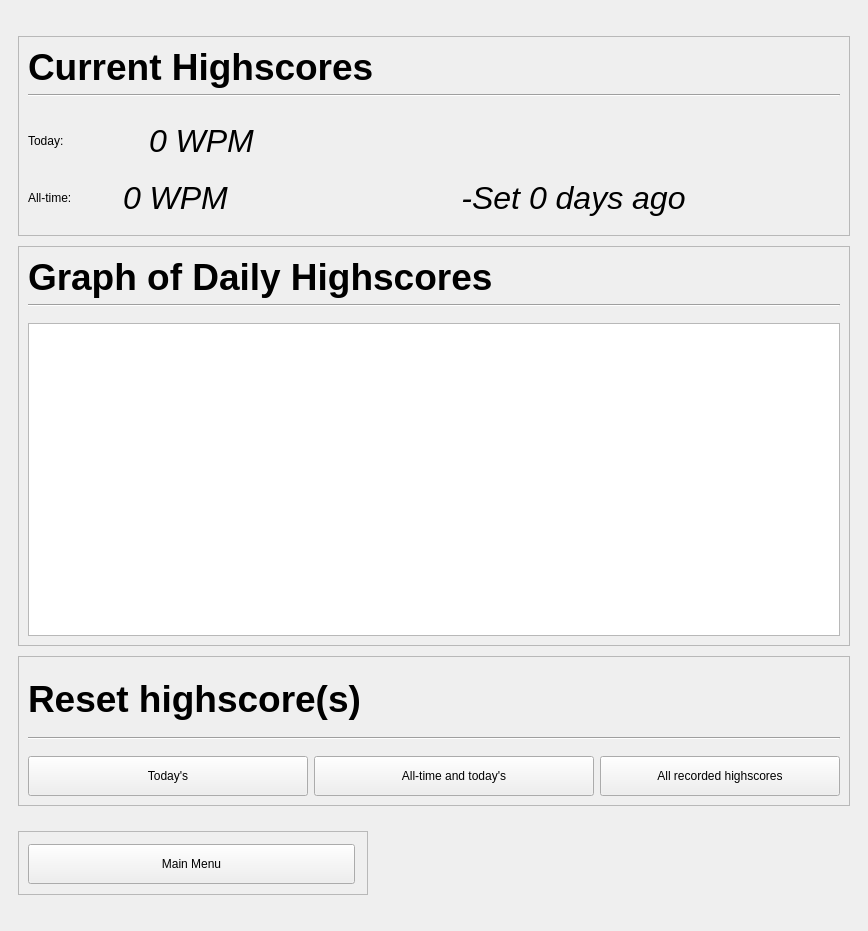
This is speed-typer/source_ui/statsWindow.ui in Rolv-Apneseth/ps-typer as Qt 5 draws it before an edit. The edited form follows.
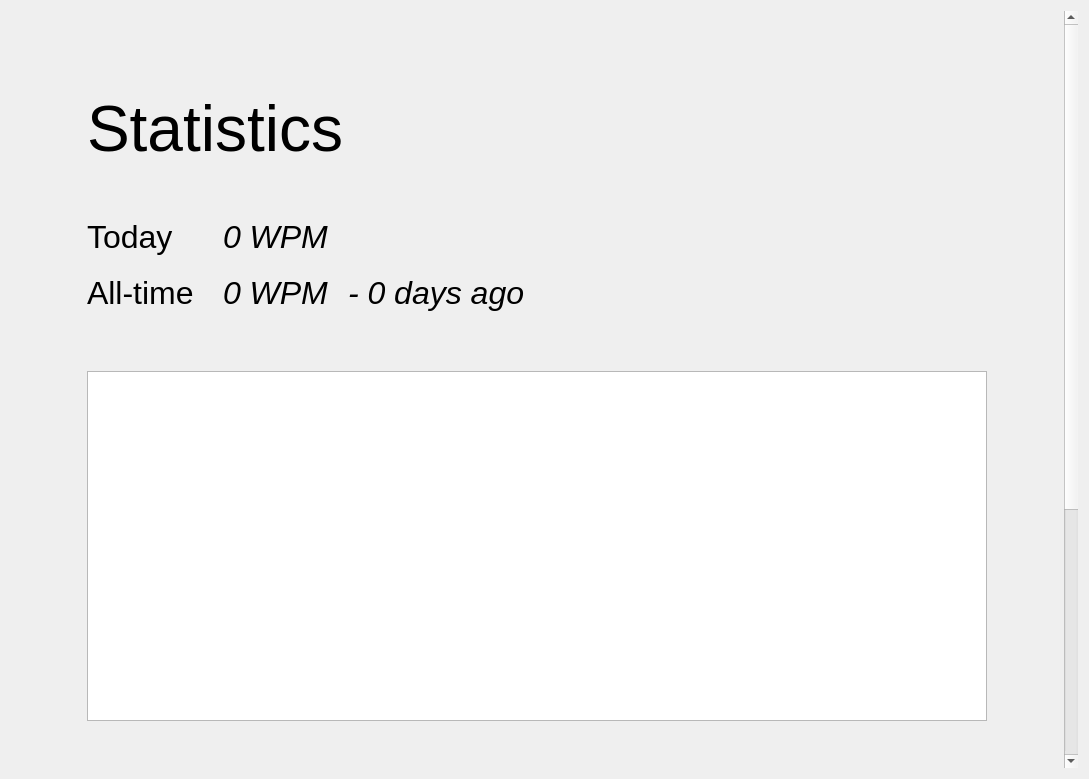
This is the edited form. Custom widgets are drawn as their Qt base class.

Commit message: Fixed up statistics window, including putting all its content in a scroll area and adding styling for scroll areas in general so I can apply them to other windows to prevent text being cut off

Diff of the .ui file:
```diff
--- a/speed-typer/source_ui/statsWindow.ui
+++ b/speed-typer/source_ui/statsWindow.ui
@@ -6,8 +6,8 @@
    <rect>
     <x>0</x>
     <y>0</y>
-    <width>868</width>
-    <height>931</height>
+    <width>1089</width>
+    <height>779</height>
    </rect>
   </property>
   <property name="windowTitle">
@@ -15,7 +15,43 @@
   </property>
   <layout class="QHBoxLayout" name="horizontalLayout_4">
    <item>
-    <spacer name="horizontalSpacer">
+    <widget class="QScrollArea" name="scrollArea">
+     <property name="minimumSize">
+      <size>
+       <width>0</width>
+       <height>0</height>
+      </size>
+     </property>
+     <property name="frameShape">
+      <enum>QFrame::NoFrame</enum>
+     </property>
+     <property name="frameShadow">
+      <enum>QFrame::Plain</enum>
+     </property>
+     <property name="widgetResizable">
+      <bool>true</bool>
+     </property>
+     <widget class="QWidget" name="scrollAreaWidgetContents_2">
+      <property name="geometry">
+       <rect>
+        <x>0</x>
+        <y>0</y>
+        <width>1054</width>
+        <height>1140</height>
+       </rect>
+      </property>
+      <property name="minimumSize">
+       <size>
+        <width>950</width>
+        <height>1140</height>
+       </size>
+      </property>
+      <property name="styleSheet">
+       <string notr="true"/>
+      </property>
+      <layout class="QHBoxLayout" name="horizontalLayout_3">
+       <item>
+        <spacer name="horizontalSpacer_2">
      <property name="orientation">
       <enum>Qt::Horizontal</enum>
      </property>
@@ -55,7 +91,7 @@
       </spacer>
      </item>
      <item>
-      <widget class="QFrame" name="frameCurrent">
+          <widget class="QLabel" name="labelStatistics">
        <property name="sizePolicy">
         <sizepolicy hsizetype="Expanding" vsizetype="Preferred">
          <horstretch>0</horstretch>
@@ -65,32 +101,16 @@
        <property name="minimumSize">
         <size>
          <width>0</width>
-         <height>200</height>
-        </size>
-       </property>
-       <property name="frameShape">
-        <enum>QFrame::StyledPanel</enum>
-       </property>
-       <property name="frameShadow">
-        <enum>QFrame::Raised</enum>
-       </property>
-       <layout class="QVBoxLayout" name="verticalLayout_5">
-        <item>
-         <layout class="QVBoxLayout" name="verticalLayout_3">
-          <item>
-           <widget class="QLabel" name="labelCurrentHighscores">
-            <property name="styleSheet">
-             <string notr="true">font-weight: bold; font-size: 28pt;</string>
+             <height>80</height>
+            </size>
+           </property>
+           <property name="font">
+            <font>
+             <pointsize>48</pointsize>
+            </font>
             </property>
             <property name="text">
-             <string>Current Highscores</string>
-            </property>
-           </widget>
-          </item>
-          <item>
-           <widget class="Line" name="line">
-            <property name="orientation">
-             <enum>Qt::Horizontal</enum>
+            <string>Statistics</string>
             </property>
            </widget>
           </item>
@@ -105,37 +125,21 @@
             <property name="sizeHint" stdset="0">
              <size>
               <width>20</width>
-              <height>10</height>
+             <height>40</height>
              </size>
             </property>
            </spacer>
           </item>
           <item>
-           <layout class="QHBoxLayout" name="horizontalLayout_2">
+          <layout class="QGridLayout" name="gridLayout">
             <property name="topMargin">
-             <number>10</number>
-            </property>
-            <item>
-             <widget class="QLabel" name="labelToday">
-              <property name="sizePolicy">
-               <sizepolicy hsizetype="Expanding" vsizetype="Preferred">
-                <horstretch>1</horstretch>
-                <verstretch>0</verstretch>
-               </sizepolicy>
-              </property>
-              <property name="text">
-               <string>Today: </string>
-              </property>
-              <property name="alignment">
-               <set>Qt::AlignLeading|Qt::AlignLeft|Qt::AlignVCenter</set>
-              </property>
-             </widget>
-            </item>
-            <item>
+            <number>0</number>
+           </property>
+           <item row="0" column="2">
              <widget class="QLabel" name="labelTodayScore">
               <property name="sizePolicy">
-               <sizepolicy hsizetype="MinimumExpanding" vsizetype="Preferred">
-                <horstretch>6</horstretch>
+              <sizepolicy hsizetype="Preferred" vsizetype="Preferred">
+               <horstretch>0</horstretch>
                 <verstretch>0</verstretch>
                </sizepolicy>
               </property>
@@ -150,50 +154,11 @@
               </property>
              </widget>
             </item>
-           </layout>
-          </item>
-          <item>
-           <spacer name="verticalSpacer_10">
-            <property name="orientation">
-             <enum>Qt::Vertical</enum>
-            </property>
-            <property name="sizeType">
-             <enum>QSizePolicy::Fixed</enum>
-            </property>
-            <property name="sizeHint" stdset="0">
-             <size>
-              <width>20</width>
-              <height>5</height>
-             </size>
-            </property>
-           </spacer>
-          </item>
-          <item>
-           <layout class="QHBoxLayout" name="horizontalLayout_3">
-            <property name="topMargin">
-             <number>10</number>
-            </property>
-            <item>
-             <widget class="QLabel" name="labelAllTIme">
-              <property name="sizePolicy">
-               <sizepolicy hsizetype="Expanding" vsizetype="Preferred">
-                <horstretch>1</horstretch>
-                <verstretch>0</verstretch>
-               </sizepolicy>
-              </property>
-              <property name="text">
-               <string>All-time: </string>
-              </property>
-              <property name="alignment">
-               <set>Qt::AlignLeading|Qt::AlignLeft|Qt::AlignVCenter</set>
-              </property>
-             </widget>
-            </item>
-            <item>
+           <item row="2" column="2">
              <widget class="QLabel" name="labelAllTimeScore">
               <property name="sizePolicy">
-               <sizepolicy hsizetype="Expanding" vsizetype="Preferred">
-                <horstretch>2</horstretch>
+              <sizepolicy hsizetype="Preferred" vsizetype="Preferred">
+               <horstretch>0</horstretch>
                 <verstretch>0</verstretch>
                </sizepolicy>
               </property>
@@ -208,11 +173,85 @@
               </property>
              </widget>
             </item>
-            <item>
+           <item row="0" column="0">
+            <widget class="QLabel" name="labelToday">
+             <property name="sizePolicy">
+              <sizepolicy hsizetype="Preferred" vsizetype="Preferred">
+               <horstretch>0</horstretch>
+               <verstretch>0</verstretch>
+              </sizepolicy>
+             </property>
+             <property name="font">
+              <font>
+               <pointsize>24</pointsize>
+              </font>
+             </property>
+             <property name="text">
+              <string>Today</string>
+             </property>
+             <property name="alignment">
+              <set>Qt::AlignLeading|Qt::AlignLeft|Qt::AlignVCenter</set>
+             </property>
+            </widget>
+           </item>
+           <item row="0" column="1">
+            <spacer name="horizontalSpacer_3">
+             <property name="orientation">
+              <enum>Qt::Horizontal</enum>
+             </property>
+             <property name="sizeType">
+              <enum>QSizePolicy::Fixed</enum>
+             </property>
+             <property name="sizeHint" stdset="0">
+              <size>
+               <width>10</width>
+               <height>10</height>
+              </size>
+             </property>
+            </spacer>
+           </item>
+           <item row="0" column="3">
+            <spacer name="horizontalSpacer_5">
+             <property name="orientation">
+              <enum>Qt::Horizontal</enum>
+             </property>
+             <property name="sizeType">
+              <enum>QSizePolicy::Fixed</enum>
+             </property>
+             <property name="sizeHint" stdset="0">
+              <size>
+               <width>10</width>
+               <height>10</height>
+              </size>
+             </property>
+            </spacer>
+           </item>
+           <item row="2" column="0">
+            <widget class="QLabel" name="labelAllTIme">
+             <property name="sizePolicy">
+              <sizepolicy hsizetype="Preferred" vsizetype="Preferred">
+               <horstretch>0</horstretch>
+               <verstretch>0</verstretch>
+              </sizepolicy>
+             </property>
+             <property name="font">
+              <font>
+               <pointsize>24</pointsize>
+              </font>
+             </property>
+             <property name="text">
+              <string>All-time </string>
+             </property>
+             <property name="alignment">
+              <set>Qt::AlignLeading|Qt::AlignLeft|Qt::AlignVCenter</set>
+             </property>
+            </widget>
+           </item>
+           <item row="2" column="4">
              <widget class="QLabel" name="labelDaysAgo">
               <property name="sizePolicy">
-               <sizepolicy hsizetype="Expanding" vsizetype="Preferred">
-                <horstretch>6</horstretch>
+              <sizepolicy hsizetype="Preferred" vsizetype="Preferred">
+               <horstretch>2</horstretch>
                 <verstretch>0</verstretch>
                </sizepolicy>
               </property>
@@ -223,35 +262,30 @@
                </font>
               </property>
               <property name="text">
-               <string>-Set 0 days ago</string>
+              <string>- 0 days ago</string>
               </property>
               <property name="alignment">
-               <set>Qt::AlignCenter</set>
+              <set>Qt::AlignLeading|Qt::AlignLeft|Qt::AlignVCenter</set>
               </property>
              </widget>
             </item>
-           </layout>
-          </item>
-          <item>
+           <item row="1" column="0">
            <spacer name="verticalSpacer_2">
             <property name="orientation">
              <enum>Qt::Vertical</enum>
             </property>
             <property name="sizeType">
-             <enum>QSizePolicy::Preferred</enum>
+              <enum>QSizePolicy::Fixed</enum>
             </property>
             <property name="sizeHint" stdset="0">
              <size>
-              <width>20</width>
-              <height>20</height>
+               <width>10</width>
+               <height>10</height>
              </size>
             </property>
            </spacer>
           </item>
          </layout>
-        </item>
-       </layout>
-      </widget>
      </item>
      <item>
       <spacer name="verticalSpacer_8">
@@ -259,74 +293,27 @@
         <enum>Qt::Vertical</enum>
        </property>
        <property name="sizeType">
-        <enum>QSizePolicy::Preferred</enum>
-       </property>
-       <property name="sizeHint" stdset="0">
-        <size>
-         <width>20</width>
-         <height>15</height>
-        </size>
-       </property>
-      </spacer>
-     </item>
-     <item>
-      <widget class="QFrame" name="frameGraphs">
-       <property name="sizePolicy">
-        <sizepolicy hsizetype="Expanding" vsizetype="Preferred">
-         <horstretch>0</horstretch>
-         <verstretch>0</verstretch>
-        </sizepolicy>
-       </property>
-       <property name="minimumSize">
-        <size>
-         <width>800</width>
-         <height>400</height>
-        </size>
-       </property>
-       <property name="frameShape">
-        <enum>QFrame::StyledPanel</enum>
-       </property>
-       <property name="frameShadow">
-        <enum>QFrame::Raised</enum>
-       </property>
-       <layout class="QVBoxLayout" name="verticalLayout_6">
-        <item>
-         <widget class="QLabel" name="labelGraphTitle">
-          <property name="styleSheet">
-           <string notr="true">font-weight: bold; font-size: 28pt;</string>
-          </property>
-          <property name="text">
-           <string>Graph of Daily Highscores</string>
-          </property>
-         </widget>
-        </item>
-        <item>
-         <widget class="Line" name="line_2">
-          <property name="orientation">
-           <enum>Qt::Horizontal</enum>
-          </property>
-         </widget>
-        </item>
-        <item>
-         <spacer name="verticalSpacer_5">
-          <property name="orientation">
-           <enum>Qt::Vertical</enum>
-          </property>
-          <property name="sizeType">
            <enum>QSizePolicy::Fixed</enum>
           </property>
           <property name="sizeHint" stdset="0">
            <size>
             <width>20</width>
-            <height>10</height>
+             <height>50</height>
            </size>
           </property>
          </spacer>
         </item>
         <item>
-         <widget class="PlotWidget" name="graphView"/>
-        </item>
-       </layout>
+          <widget class="PlotWidget" name="graphView">
+           <property name="minimumSize">
+            <size>
+             <width>900</width>
+             <height>350</height>
+            </size>
+           </property>
+           <property name="cursor" stdset="0">
+            <cursorShape>OpenHandCursor</cursorShape>
+           </property>
       </widget>
      </item>
      <item>
@@ -340,26 +327,11 @@
        <property name="sizeHint" stdset="0">
         <size>
          <width>20</width>
-         <height>15</height>
+             <height>50</height>
         </size>
        </property>
       </spacer>
      </item>
-     <item>
-      <widget class="QFrame" name="frameResetHighscores">
-       <property name="minimumSize">
-        <size>
-         <width>0</width>
-         <height>150</height>
-        </size>
-       </property>
-       <property name="frameShape">
-        <enum>QFrame::StyledPanel</enum>
-       </property>
-       <property name="frameShadow">
-        <enum>QFrame::Raised</enum>
-       </property>
-       <layout class="QVBoxLayout" name="verticalLayout_2">
         <item>
          <widget class="QLabel" name="labelResetTitle">
           <property name="sizePolicy">
@@ -368,110 +340,97 @@
             <verstretch>0</verstretch>
            </sizepolicy>
           </property>
+           <property name="font">
+            <font>
+             <pointsize>28</pointsize>
+             <weight>50</weight>
+             <bold>false</bold>
+            </font>
+           </property>
           <property name="styleSheet">
-           <string notr="true">font-weight: bold; font-size: 28pt;</string>
+            <string notr="true"/>
           </property>
           <property name="text">
-           <string>Reset highscore(s)</string>
+            <string>Reset Highscores</string>
           </property>
          </widget>
         </item>
         <item>
-         <widget class="Line" name="line_3">
-          <property name="orientation">
-           <enum>Qt::Horizontal</enum>
-          </property>
-         </widget>
-        </item>
-        <item>
-         <spacer name="verticalSpacer_7">
-          <property name="orientation">
-           <enum>Qt::Vertical</enum>
-          </property>
-          <property name="sizeType">
-           <enum>QSizePolicy::Fixed</enum>
-          </property>
-          <property name="sizeHint" stdset="0">
-           <size>
-            <width>20</width>
-            <height>10</height>
-           </size>
-          </property>
-         </spacer>
-        </item>
-        <item>
-         <layout class="QVBoxLayout" name="verticalLayout">
-          <property name="topMargin">
-           <number>0</number>
-          </property>
-          <item>
-           <layout class="QHBoxLayout" name="horizontalLayout_7">
-            <property name="spacing">
-             <number>6</number>
-            </property>
-            <item>
-             <widget class="QPushButton" name="buttonResetDaily">
-              <property name="sizePolicy">
-               <sizepolicy hsizetype="Preferred" vsizetype="Maximum">
-                <horstretch>0</horstretch>
-                <verstretch>0</verstretch>
-               </sizepolicy>
-              </property>
-              <property name="minimumSize">
-               <size>
-                <width>280</width>
-                <height>40</height>
-               </size>
-              </property>
-              <property name="text">
-               <string>Today's</string>
-              </property>
-             </widget>
-            </item>
-            <item>
+          <layout class="QGridLayout" name="gridLayout_2">
+           <item row="0" column="0">
              <widget class="QPushButton" name="buttonResetAllTime">
               <property name="sizePolicy">
-               <sizepolicy hsizetype="Preferred" vsizetype="Maximum">
+              <sizepolicy hsizetype="Preferred" vsizetype="Preferred">
                 <horstretch>0</horstretch>
                 <verstretch>0</verstretch>
                </sizepolicy>
               </property>
               <property name="minimumSize">
                <size>
-                <width>280</width>
+               <width>0</width>
                 <height>40</height>
                </size>
               </property>
               <property name="text">
-               <string>All-time and today's</string>
+              <string>All-time</string>
               </property>
              </widget>
             </item>
-            <item>
+           <item row="2" column="0">
              <widget class="QPushButton" name="buttonResetAll">
               <property name="sizePolicy">
-               <sizepolicy hsizetype="Preferred" vsizetype="Maximum">
+              <sizepolicy hsizetype="Preferred" vsizetype="Preferred">
                 <horstretch>0</horstretch>
                 <verstretch>0</verstretch>
                </sizepolicy>
               </property>
               <property name="minimumSize">
                <size>
-                <width>240</width>
+               <width>0</width>
                 <height>40</height>
                </size>
               </property>
               <property name="text">
-               <string>All recorded highscores</string>
+              <string>All</string>
               </property>
              </widget>
             </item>
-           </layout>
-          </item>
-         </layout>
-        </item>
-       </layout>
-      </widget>
+           <item row="1" column="0">
+            <widget class="QPushButton" name="buttonResetDaily">
+             <property name="sizePolicy">
+              <sizepolicy hsizetype="Preferred" vsizetype="Preferred">
+               <horstretch>0</horstretch>
+               <verstretch>0</verstretch>
+              </sizepolicy>
+             </property>
+             <property name="minimumSize">
+              <size>
+               <width>0</width>
+               <height>40</height>
+              </size>
+             </property>
+             <property name="cursor">
+              <cursorShape>PointingHandCursor</cursorShape>
+             </property>
+             <property name="text">
+              <string>Today's</string>
+             </property>
+            </widget>
+           </item>
+           <item row="0" column="1">
+            <spacer name="horizontalSpacer_6">
+             <property name="orientation">
+              <enum>Qt::Horizontal</enum>
+             </property>
+             <property name="sizeHint" stdset="0">
+              <size>
+               <width>40</width>
+               <height>20</height>
+              </size>
+             </property>
+            </spacer>
+           </item>
+          </layout>
      </item>
      <item>
       <spacer name="verticalSpacer_6">
@@ -484,7 +443,7 @@
        <property name="sizeHint" stdset="0">
         <size>
          <width>20</width>
-         <height>15</height>
+             <height>50</height>
         </size>
        </property>
       </spacer>
@@ -492,36 +451,9 @@
      <item>
       <layout class="QHBoxLayout" name="horizontalLayout">
        <item>
-        <widget class="QFrame" name="frameButtons">
-         <property name="minimumSize">
-          <size>
-           <width>350</width>
-           <height>64</height>
-          </size>
-         </property>
-         <property name="frameShape">
-          <enum>QFrame::StyledPanel</enum>
-         </property>
-         <property name="frameShadow">
-          <enum>QFrame::Raised</enum>
-         </property>
-         <layout class="QHBoxLayout" name="horizontalLayout_8">
-          <property name="leftMargin">
-           <number>9</number>
-          </property>
-          <property name="topMargin">
-           <number>12</number>
-          </property>
-          <property name="rightMargin">
-           <number>12</number>
-          </property>
-          <property name="bottomMargin">
-           <number>12</number>
-          </property>
-          <item>
            <widget class="QPushButton" name="buttonMainMenu">
             <property name="sizePolicy">
-             <sizepolicy hsizetype="Preferred" vsizetype="Fixed">
+              <sizepolicy hsizetype="Preferred" vsizetype="Preferred">
               <horstretch>0</horstretch>
               <verstretch>0</verstretch>
              </sizepolicy>
@@ -533,11 +465,14 @@
              </size>
             </property>
             <property name="text">
-             <string>Main Menu</string>
-            </property>
-           </widget>
-          </item>
-         </layout>
+              <string>Back</string>
+             </property>
+             <property name="autoDefault">
+              <bool>true</bool>
+             </property>
+             <property name="default">
+              <bool>true</bool>
+             </property>
         </widget>
        </item>
        <item>
@@ -571,7 +506,7 @@
     </layout>
    </item>
    <item>
-    <spacer name="horizontalSpacer_2">
+        <spacer name="horizontalSpacer">
      <property name="orientation">
       <enum>Qt::Horizontal</enum>
      </property>
@@ -585,6 +520,10 @@
       </size>
      </property>
     </spacer>
+       </item>
+      </layout>
+     </widget>
+    </widget>
    </item>
   </layout>
  </widget>
```
Left out of the diff: 9 changed lines with no effect on the pictures. Lines whose indentation alone changed are shown as unchanged. The commit also changes 3 other files.
